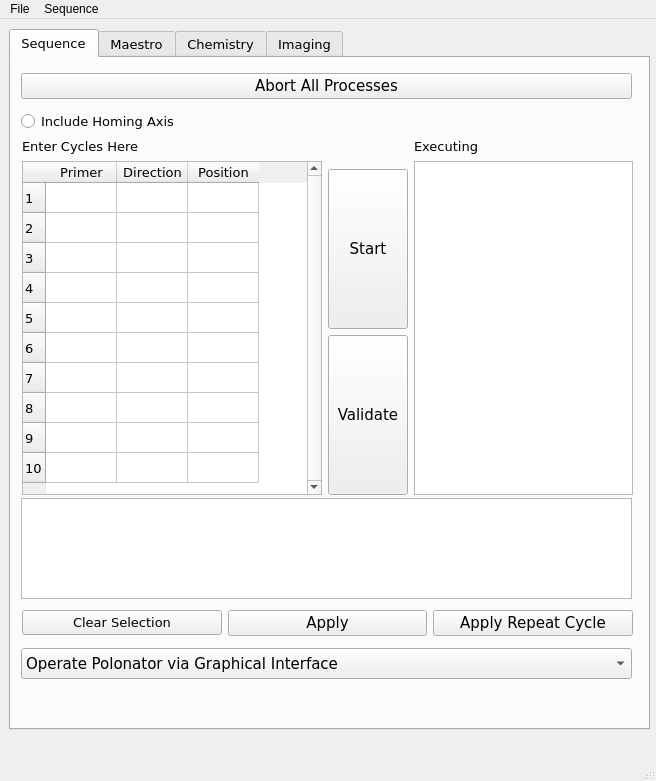
REC17/Hidden-Tab-Polonator, file ui/htPol.ui: the form before one commit.
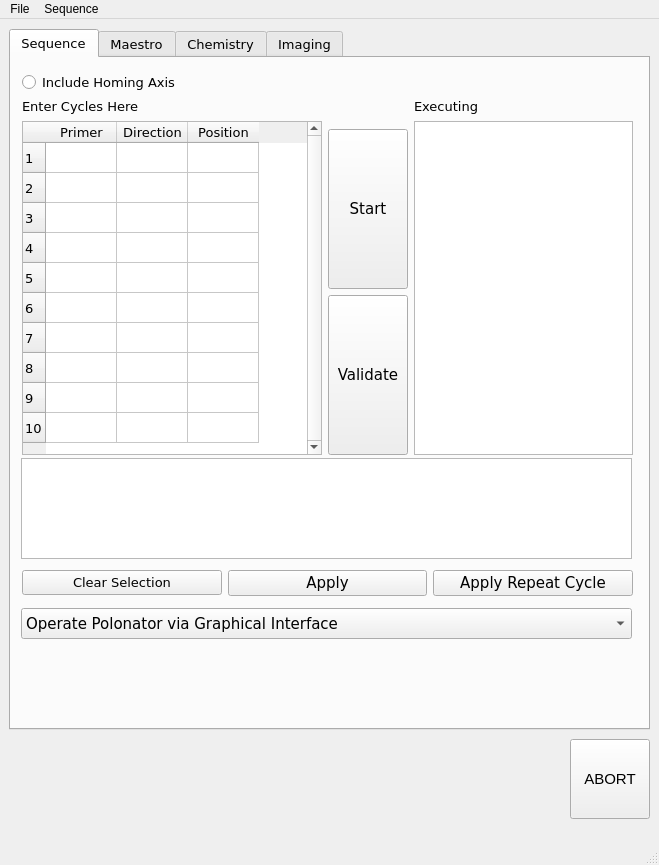
The form after the commit.

```diff
--- a/ui/htPol.ui
+++ b/ui/htPol.ui
@@ -6,8 +6,8 @@
    <rect>
     <x>0</x>
     <y>0</y>
-    <width>656</width>
-    <height>781</height>
+    <width>659</width>
+    <height>865</height>
    </rect>
   </property>
   <property name="windowTitle">
@@ -58,7 +58,7 @@
       <property name="geometry">
        <rect>
         <x>10</x>
-        <y>440</y>
+        <y>400</y>
         <width>611</width>
         <height>101</height>
        </rect>
@@ -74,7 +74,7 @@
       <property name="geometry">
        <rect>
         <x>10</x>
-        <y>590</y>
+        <y>550</y>
         <width>611</width>
         <height>31</height>
        </rect>
@@ -95,56 +95,11 @@
        </property>
       </item>
      </widget>
-     <widget class="QWidget" name="layoutWidget_3">
-      <property name="geometry">
-       <rect>
-        <x>10</x>
-        <y>10</y>
-        <width>611</width>
-        <height>71</height>
-       </rect>
-      </property>
-      <layout class="QGridLayout" name="gridLayout_3">
-       <property name="leftMargin">
-        <number>0</number>
-       </property>
-       <property name="bottomMargin">
-        <number>0</number>
-       </property>
-       <property name="horizontalSpacing">
-        <number>6</number>
-       </property>
-       <item row="0" column="0">
-        <widget class="QPushButton" name="abortButton">
-         <property name="font">
-          <font>
-           <pointsize>11</pointsize>
-          </font>
-         </property>
-         <property name="text">
-          <string>Abort All Processes</string>
-         </property>
-        </widget>
-       </item>
-       <item row="1" column="0">
-        <widget class="QRadioButton" name="includeHomeAxisRB">
-         <property name="font">
-          <font>
-           <pointsize>10</pointsize>
-          </font>
-         </property>
-         <property name="text">
-          <string>Include Homing Axis</string>
-         </property>
-        </widget>
-       </item>
-      </layout>
-     </widget>
      <widget class="QWidget" name="layoutWidget">
       <property name="geometry">
        <rect>
         <x>11</x>
-        <y>80</y>
+        <y>40</y>
         <width>611</width>
         <height>357</height>
        </rect>
@@ -328,7 +283,7 @@
       <property name="geometry">
        <rect>
         <x>11</x>
-        <y>550</y>
+        <y>510</y>
         <width>611</width>
         <height>30</height>
        </rect>
@@ -367,6 +322,24 @@
        </item>
       </layout>
      </widget>
+     <widget class="QRadioButton" name="includeHomeAxisRB">
+      <property name="geometry">
+       <rect>
+        <x>11</x>
+        <y>13</y>
+        <width>161</width>
+        <height>22</height>
+       </rect>
+      </property>
+      <property name="font">
+       <font>
+        <pointsize>10</pointsize>
+       </font>
+      </property>
+      <property name="text">
+       <string>Include Homing Axis</string>
+      </property>
+     </widget>
     </widget>
     <widget class="QWidget" name="maestroTab">
      <attribute name="title">
@@ -3485,13 +3458,31 @@
      </widget>
     </widget>
    </widget>
+   <widget class="QPushButton" name="abortButton">
+    <property name="geometry">
+     <rect>
+      <x>570</x>
+      <y>720</y>
+      <width>80</width>
+      <height>80</height>
+     </rect>
+    </property>
+    <property name="font">
+     <font>
+      <pointsize>11</pointsize>
+     </font>
+    </property>
+    <property name="text">
+     <string>ABORT</string>
+    </property>
+   </widget>
   </widget>
   <widget class="QMenuBar" name="menubar">
    <property name="geometry">
     <rect>
      <x>0</x>
      <y>0</y>
-     <width>656</width>
+     <width>659</width>
      <height>29</height>
     </rect>
    </property>
```
Left out of the diff: 24 changed lines with no effect on the pictures.
